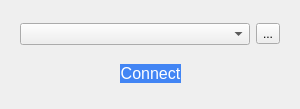
Before: the Qt Designer form ui/designer/mainwindow.ui in OvchinnikovNV/openvpn3-ubuntu-ui, drawn with Qt 5.
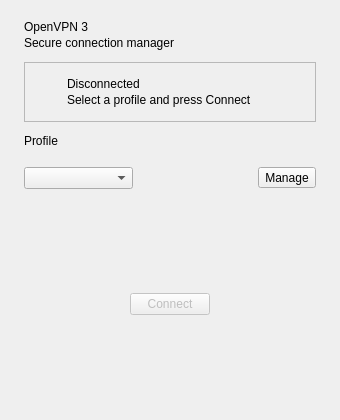
After: the same form once the commit is applied.

Commit message: fix VPN auth race conditions and transient session status handling

Diff of the .ui file:
```diff
--- a/ui/designer/mainwindow.ui
+++ b/ui/designer/mainwindow.ui
@@ -6,26 +6,14 @@
    <rect>
     <x>0</x>
     <y>0</y>
-    <width>300</width>
-    <height>109</height>
+    <width>340</width>
+    <height>420</height>
    </rect>
   </property>
-  <property name="sizePolicy">
-   <sizepolicy hsizetype="Fixed" vsizetype="Fixed">
-    <horstretch>0</horstretch>
-    <verstretch>0</verstretch>
-   </sizepolicy>
-  </property>
   <property name="minimumSize">
    <size>
-    <width>300</width>
-    <height>0</height>
-   </size>
-  </property>
-  <property name="maximumSize">
-   <size>
-    <width>300</width>
-    <height>600</height>
+    <width>340</width>
+    <height>420</height>
    </size>
   </property>
   <property name="windowTitle">
@@ -33,30 +21,166 @@
   </property>
   <widget class="QWidget" name="centralwidget">
    <layout class="QVBoxLayout" name="verticalLayout">
-    <property name="margin">
+    <property name="spacing">
+     <number>12</number>
+    </property>
+    <property name="leftMargin">
+     <number>24</number>
+    </property>
+    <property name="topMargin">
      <number>20</number>
     </property>
+    <property name="rightMargin">
+     <number>24</number>
+    </property>
+    <property name="bottomMargin">
+     <number>20</number>
+    </property>
     <item>
-     <layout class="QHBoxLayout" name="horizontalLayout">
+     <layout class="QVBoxLayout" name="headerLayout">
+      <property name="spacing">
+       <number>2</number>
+      </property>
+      <item>
+       <widget class="QLabel" name="lbl_title">
+        <property name="text">
+         <string>OpenVPN 3</string>
+        </property>
+       </widget>
+      </item>
+      <item>
+       <widget class="QLabel" name="lbl_subtitle">
+        <property name="text">
+         <string>Secure connection manager</string>
+        </property>
+       </widget>
+      </item>
+     </layout>
+    </item>
+    <item>
+     <widget class="QFrame" name="status_card">
+      <property name="frameShape">
+       <enum>QFrame::StyledPanel</enum>
+      </property>
+      <property name="frameShadow">
+       <enum>QFrame::Plain</enum>
+      </property>
+      <layout class="QHBoxLayout" name="statusLayout">
+       <property name="spacing">
+        <number>12</number>
+       </property>
+       <property name="leftMargin">
+        <number>16</number>
+       </property>
+       <property name="topMargin">
+        <number>14</number>
+       </property>
+       <property name="rightMargin">
+        <number>16</number>
+       </property>
+       <property name="bottomMargin">
+        <number>14</number>
+       </property>
+       <item>
+        <widget class="QLabel" name="lbl_status_dot">
+         <property name="minimumSize">
+          <size>
+           <width>14</width>
+           <height>14</height>
+          </size>
+         </property>
+         <property name="maximumSize">
+          <size>
+           <width>14</width>
+           <height>14</height>
+          </size>
+         </property>
+         <property name="text">
+          <string/>
+         </property>
+        </widget>
+       </item>
+       <item>
+        <layout class="QVBoxLayout" name="statusTextLayout">
+         <property name="spacing">
+          <number>2</number>
+         </property>
+         <item>
+          <widget class="QLabel" name="lbl_status">
+           <property name="text">
+            <string>Disconnected</string>
+           </property>
+          </widget>
+         </item>
+         <item>
+          <widget class="QLabel" name="lbl_status_hint">
+           <property name="text">
+            <string>Select a profile and press Connect</string>
+           </property>
+           <property name="wordWrap">
+            <bool>true</bool>
+           </property>
+          </widget>
+         </item>
+        </layout>
+       </item>
+      </layout>
+     </widget>
+    </item>
+    <item>
+     <widget class="QLabel" name="lbl_section">
+      <property name="text">
+       <string>Profile</string>
+      </property>
+     </widget>
+    </item>
+    <item>
+     <layout class="QHBoxLayout" name="profileLayout">
+      <property name="spacing">
+       <number>8</number>
+      </property>
       <item>
        <widget class="QComboBox" name="cbox_connections"/>
       </item>
+      <item>
+       <widget class="QLabel" name="lbl_profile_active">
+        <property name="visible">
+         <bool>false</bool>
+        </property>
+        <property name="minimumSize">
+         <size>
+          <width>0</width>
+          <height>36</height>
+         </size>
+        </property>
+       </widget>
+      </item>
       <item>
        <widget class="QToolButton" name="toolbtn_manage">
         <property name="text">
-         <string>...</string>
+         <string>Manage</string>
         </property>
        </widget>
       </item>
      </layout>
     </item>
     <item>
-     <layout class="QHBoxLayout" name="horizontalLayout_2">
-      <property name="topMargin">
-       <number>10</number>
+     <spacer name="verticalSpacer_top">
+      <property name="orientation">
+       <enum>Qt::Vertical</enum>
       </property>
+      <property name="sizeHint" stdset="0">
+       <size>
+        <width>20</width>
+        <height>8</height>
+       </size>
+      </property>
+     </spacer>
+    </item>
+    <item>
+     <layout class="QHBoxLayout" name="buttonLayout">
       <item>
-       <spacer name="horizontalSpacer_2">
+       <spacer name="horizontalSpacer_left">
         <property name="orientation">
          <enum>Qt::Horizontal</enum>
         </property>
@@ -76,28 +200,13 @@
         <property name="cursor">
          <cursorShape>PointingHandCursor</cursorShape>
         </property>
-        <property name="styleSheet">
-         <string notr="true">QPushButton {
-	border-radius: 60px;
-	background-color: #4285F4;
-	color: white;
-	font-size: 16px;
-	border: none;
-}
-QPushButton:hover {
-	background-color: #3367D6;
-}
-QPushButton:pressed {
-	background-color: #2A56C6;
-}</string>
-        </property>
         <property name="text">
          <string>Connect</string>
         </property>
        </widget>
       </item>
       <item>
-       <spacer name="horizontalSpacer">
+       <spacer name="horizontalSpacer_right">
         <property name="orientation">
          <enum>Qt::Horizontal</enum>
         </property>
@@ -111,6 +220,19 @@
       </item>
      </layout>
     </item>
+    <item>
+     <spacer name="verticalSpacer_bottom">
+      <property name="orientation">
+       <enum>Qt::Vertical</enum>
+      </property>
+      <property name="sizeHint" stdset="0">
+       <size>
+        <width>20</width>
+        <height>4</height>
+       </size>
+      </property>
+     </spacer>
+    </item>
    </layout>
   </widget>
  </widget>
```
Left out of the diff: 2 changed lines with no effect on the pictures. The commit also changes 19 other files.
